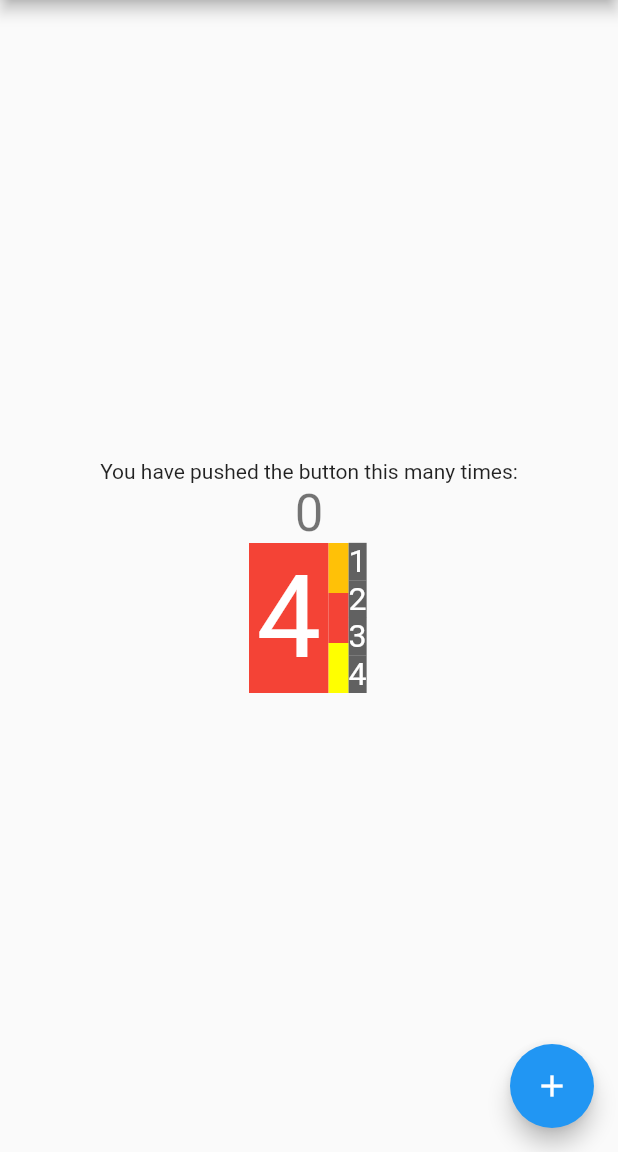
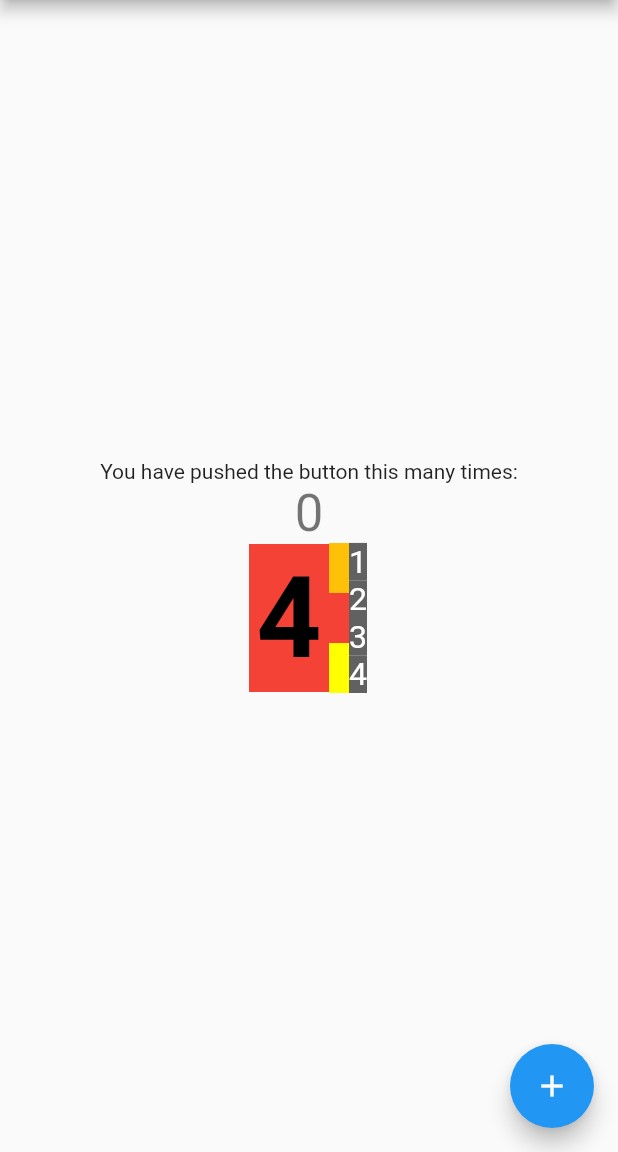
Before and after one commit to pappd/HanCardGame, a Flutter app: the screen it shows after launch, on a phone screen of 412 x 824 dp, the part 84-1236 px from its top. Run offline on Flutter 3.47's test engine with Material 2 defaults, Android fonts, the phone set to English and light mode, and no system bars.

Commit message:
bugfix for card

```diff
--- a/lib/card.dart
+++ b/lib/card.dart
@@ -21,13 +21,14 @@ class Card extends StatelessWidget {
         Flexible(
           flex: 4,
           child: Container(
-            color: colors[card.colorIndex],
+            color: card == null ? Colors.grey[700] : colors[card.colorIndex],
             padding: EdgeInsets.all(5),
             child: FittedBox(
               child: Text(
-                "${card.value}",
+                "${card?.value ?? " "}",
                 style: TextStyle(
-                  color: Colors.white,
+                  color: Colors.black,
+                  fontWeight: FontWeight.bold,
                   fontSize: 236,
                 ),
               ),
@@ -58,12 +59,13 @@ class Card extends StatelessWidget {
                 for (var c in info.getValues(true))
                   Expanded(
                     child: FittedBox(
+                      fit: BoxFit.fitHeight,
                       child: Text(
                         "${c + 1}",
                         style: TextStyle(
                           backgroundColor: Colors.grey[700],
                           color: Colors.white,
-                          fontSize: 36,
+                          fontSize: 136,
                         ),
                       ),
                     ),
```
